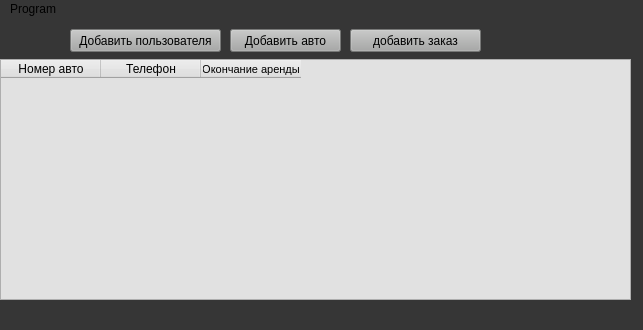
Above: ui_ux/main.ui from StAlZo/Corsach_BD before the change. Below: the same form after it.
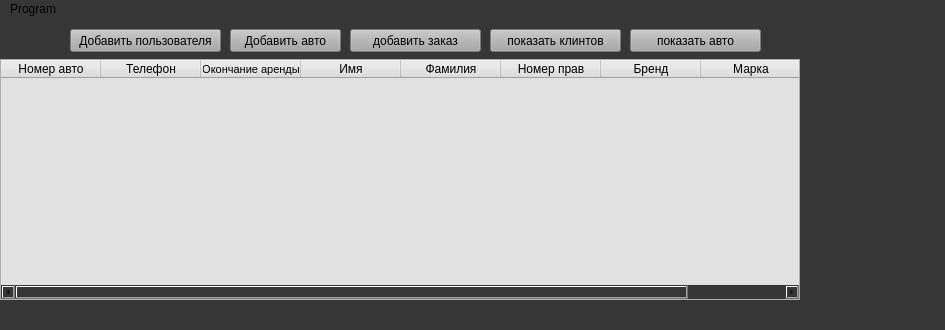
That is the form after the change.

Patch:
```diff
--- a/ui_ux/main.ui
+++ b/ui_ux/main.ui
@@ -6,10 +6,16 @@
    <rect>
     <x>0</x>
     <y>0</y>
-    <width>643</width>
+    <width>945</width>
     <height>330</height>
    </rect>
   </property>
+  <property name="minimumSize">
+   <size>
+    <width>820</width>
+    <height>300</height>
+   </size>
+  </property>
   <property name="windowTitle">
    <string>MainWindow</string>
   </property>
@@ -22,13 +28,13 @@
      <rect>
       <x>0</x>
       <y>40</y>
-      <width>631</width>
+      <width>800</width>
       <height>241</height>
      </rect>
     </property>
     <property name="maximumSize">
      <size>
-      <width>631</width>
+      <width>800</width>
       <height>16777215</height>
      </size>
     </property>
@@ -55,6 +61,31 @@
       </font>
      </property>
     </column>
+    <column>
+     <property name="text">
+      <string>Имя</string>
+     </property>
+    </column>
+    <column>
+     <property name="text">
+      <string>Фамилия</string>
+     </property>
+    </column>
+    <column>
+     <property name="text">
+      <string>Номер прав</string>
+     </property>
+    </column>
+    <column>
+     <property name="text">
+      <string>Бренд</string>
+     </property>
+    </column>
+    <column>
+     <property name="text">
+      <string>Марка</string>
+     </property>
+    </column>
    </widget>
    <widget class="QPushButton" name="add_user">
     <property name="geometry">
@@ -104,13 +135,45 @@
      <string>добавить заказ</string>
     </property>
    </widget>
+   <widget class="QPushButton" name="show_user_butt">
+    <property name="geometry">
+     <rect>
+      <x>490</x>
+      <y>10</y>
+      <width>131</width>
+      <height>23</height>
+     </rect>
+    </property>
+    <property name="styleSheet">
+     <string notr="true">background-color:rgb(167, 168, 167)</string>
+    </property>
+    <property name="text">
+     <string>показать клинтов</string>
+    </property>
+   </widget>
+   <widget class="QPushButton" name="show_car_butt">
+    <property name="geometry">
+     <rect>
+      <x>630</x>
+      <y>10</y>
+      <width>131</width>
+      <height>23</height>
+     </rect>
+    </property>
+    <property name="styleSheet">
+     <string notr="true">background-color:rgb(167, 168, 167)</string>
+    </property>
+    <property name="text">
+     <string>показать авто</string>
+    </property>
+   </widget>
   </widget>
   <widget class="QMenuBar" name="menubar">
    <property name="geometry">
     <rect>
      <x>0</x>
      <y>0</y>
-     <width>643</width>
+     <width>945</width>
      <height>22</height>
     </rect>
    </property>
```
